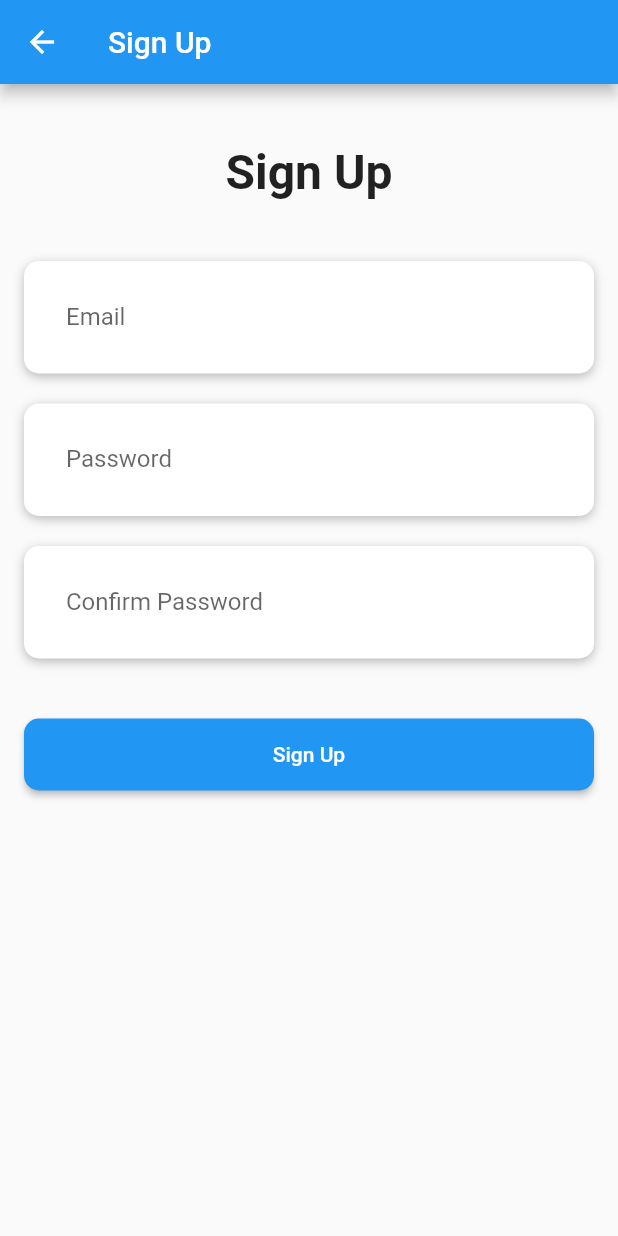
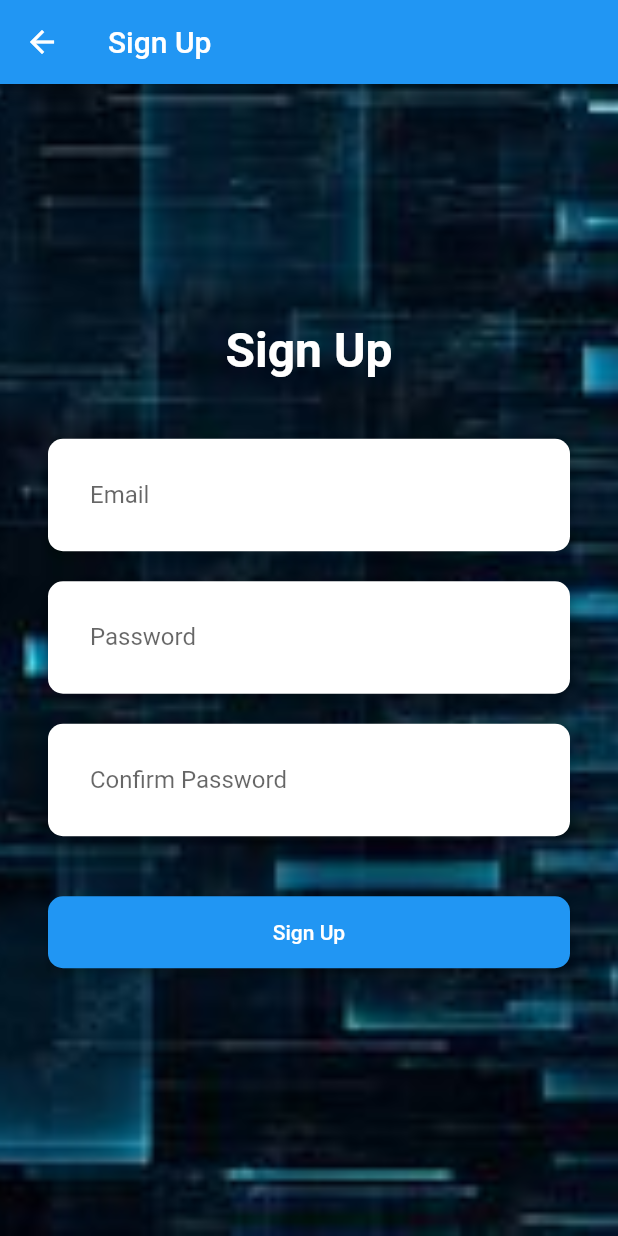
Before and after one commit to uhrzel/flutter-auth, a Flutter app: the SignupScreen screen opened directly, after a tap on "Sign Up", on a phone screen of 412 x 824 dp. Run offline on Flutter 3.47's test engine with Material 2 defaults, Android fonts, the phone set to English and light mode, and no system bars; network calls fail.

Commit message:
bye tug nako

```diff
--- a/lib/about.dart
+++ b/lib/about.dart
@@ -249,7 +249,7 @@ class _AboutScreenState extends State<AboutScreen> {
   }
 
   Future<void> fetchUsersData() async {
-    final url = 'http://192.168.254.159:8080/auth/get_users.php';
+    final url = 'https://flutter-auth.devbackyard.com/get_users.php';
     final response = await http.get(Uri.parse(url));
     if (response.statusCode == 200) {
       setState(() {
@@ -261,7 +261,7 @@ class _AboutScreenState extends State<AboutScreen> {
   }
 
   Future<Map<String, dynamic>> fetchUserData(String email) async {
-    final url = 'http://192.168.254.159:8080/auth/user_data.php';
+    final url = 'https://flutter-auth.devbackyard.com/user_data.php';
     final response = await http.get(Uri.parse('$url?email=$email'));
     if (response.statusCode == 200) {
       final responseData = jsonDecode(response.body);
--- a/lib/contact.dart
+++ b/lib/contact.dart
@@ -223,7 +223,7 @@ class _ContactScreenState extends State<ContactScreen> {
   }
 
   Future<void> fetchUsersData() async {
-    final url = 'http://192.168.254.159:8080/auth/get_users.php';
+    final url = 'https://flutter-auth.devbackyard.com/get_users.php';
     final response = await http.get(Uri.parse(url));
     if (response.statusCode == 200) {
       setState(() {
@@ -235,7 +235,7 @@ class _ContactScreenState extends State<ContactScreen> {
   }
 
   Future<Map<String, dynamic>> fetchUserData(String email) async {
-    final url = 'http://192.168.254.159:8080/auth/user_data.php';
+    final url = 'https://flutter-auth.devbackyard.com/user_data.php';
     final response = await http.get(Uri.parse('$url?email=$email'));
     if (response.statusCode == 200) {
       final responseData = jsonDecode(response.body);
--- a/lib/main.dart
+++ b/lib/main.dart
@@ -51,7 +51,7 @@ class LoginScreen extends StatelessWidget {
 
   Future<void> loginUser(
       BuildContext context, String email, String password) async {
-    final url = 'http://192.168.254.159:8080/auth/login.php';
+    final url = 'https://flutter-auth.devbackyard.com/login.php';
     final response = await http.post(
       Uri.parse(url),
       headers: {'Content-Type': 'application/json'},
@@ -179,7 +179,7 @@ class SignupScreen extends StatelessWidget {
 
   Future<void> registerUser(
       BuildContext context, String email, String password) async {
-    final url = 'http://192.168.254.159:8080/auth/register.php';
+    final url = 'https://flutter-auth.devbackyard.com/register.php';
     final response = await http.post(
       Uri.parse(url),
       headers: {'Content-Type': 'application/json'},
@@ -213,15 +213,25 @@ class SignupScreen extends StatelessWidget {
       appBar: AppBar(
         title: Text('Sign Up'),
       ),
-      body: SingleChildScrollView(
-        padding: const EdgeInsets.symmetric(horizontal: 16.0),
+      body: Container(
+        alignment: Alignment.center,
+        padding: const EdgeInsets.all(32),
+        decoration: BoxDecoration(
+          image: DecorationImage(
+            image: AssetImage('assets/images/signup.jpg'),
+            fit: BoxFit.cover,
+          ),
+        ),
+        child: SingleChildScrollView(
           child: Column(
             mainAxisAlignment: MainAxisAlignment.center,
             children: <Widget>[
-            SizedBox(height: 40),
               Text(
                 'Sign Up',
-              style: TextStyle(fontSize: 32, fontWeight: FontWeight.bold),
+                style: TextStyle(
+                    fontSize: 32,
+                    fontWeight: FontWeight.bold,
+                    color: Colors.white),
               ),
               SizedBox(height: 40),
               Container(
@@ -298,8 +308,8 @@ class SignupScreen extends StatelessWidget {
                   onPressed: () {
                     if (passwordController.text ==
                         confirmPasswordController.text) {
-                    registerUser(
-                        context, emailController.text, passwordController.text);
+                      registerUser(context, emailController.text,
+                          passwordController.text);
                     } else {
                       ScaffoldMessenger.of(context).showSnackBar(
                         SnackBar(content: Text('Passwords do not match')),
@@ -313,6 +323,7 @@ class SignupScreen extends StatelessWidget {
             ],
           ),
         ),
+      ),
     );
   }
 }
--- a/lib/welcome.dart
+++ b/lib/welcome.dart
@@ -198,7 +198,7 @@ class _HomeScreenState extends State<HomeScreen> {
   }
 
   Future<Map<String, dynamic>> fetchUserData(String email) async {
-    final url = 'http://192.168.254.159:8080/auth/user_data.php';
+    final url = 'https://flutter-auth.devbackyard.com/user_data.php';
     final response = await http.get(Uri.parse('$url?email=$email'));
     if (response.statusCode == 200) {
       final responseData = jsonDecode(response.body);
@@ -209,7 +209,7 @@ class _HomeScreenState extends State<HomeScreen> {
   }
 
   Future<void> fetchtotalUser(String email) async {
-    final url = 'http://192.168.254.159:8080/auth/get_users.php';
+    final url = 'https://flutter-auth.devbackyard.com/get_users.php';
     final response = await http.get(Uri.parse(url));
     if (response.statusCode == 200) {
       final responseData = jsonDecode(response.body) as List;
```
Also changed, not shown: lib/home.dart (+6 -5 lines), assets/images/signup.jpg (added), pubspec.lock, 8 other files. Lines whose indentation alone changed are shown as unchanged.
